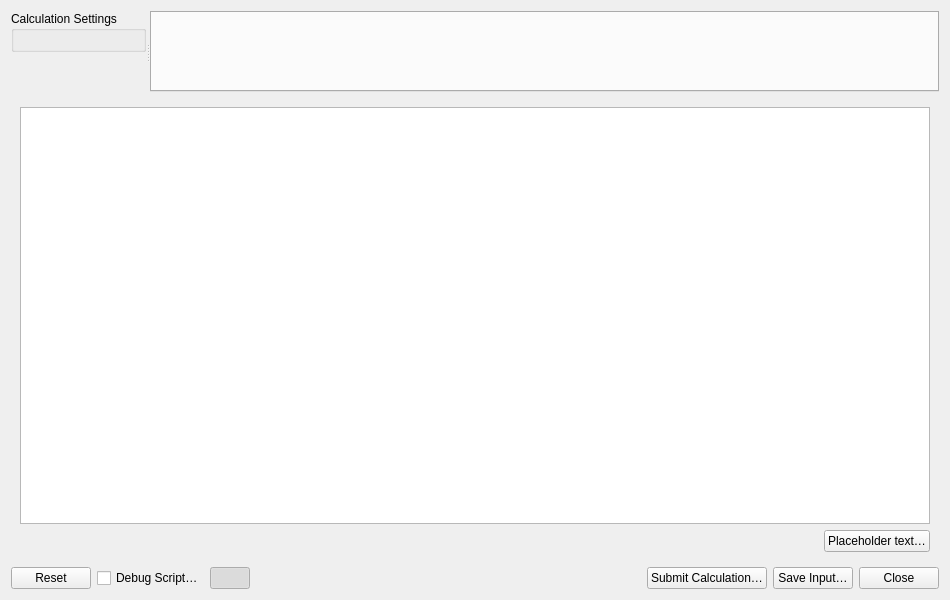
The window that avogadro/molequeue/inputgeneratorwidget.ui (OpenChemistry/avogadrolibs) describes before a commit, drawn with Qt 5.
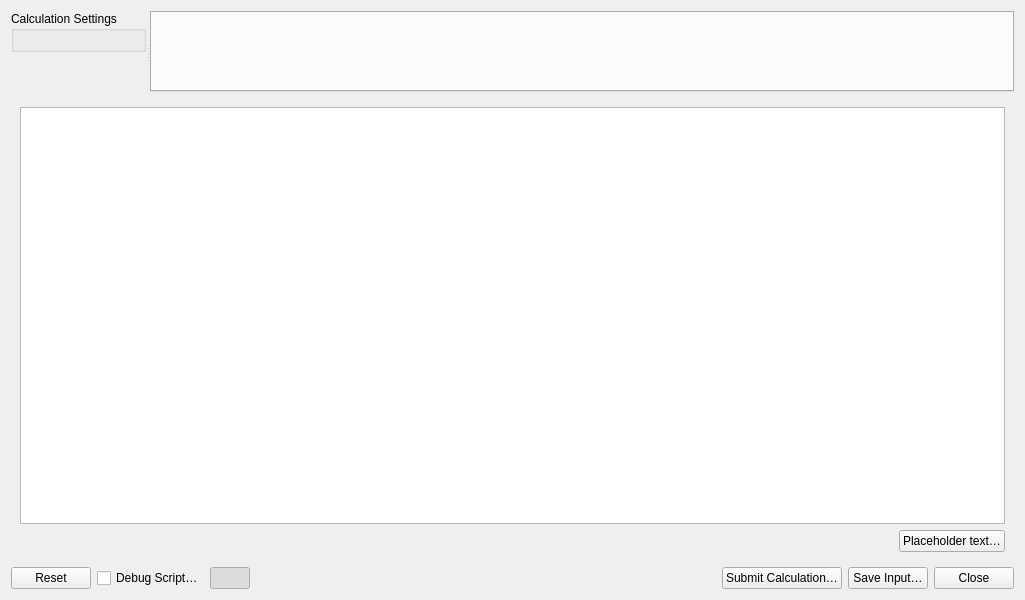
The same window after the commit.

Commit message:
Keep separate window widths for the shown and hidden preview
Toggling the preview added the saved preview width to the current
window width, so the window grew on every show. Remember one width
per state (updated when the user resizes) and the splitter sizes.
Widen the default dialog slightly.

```diff
--- a/avogadro/molequeue/inputgeneratorwidget.ui
+++ b/avogadro/molequeue/inputgeneratorwidget.ui
@@ -6,7 +6,7 @@
    <rect>
     <x>0</x>
     <y>0</y>
-    <width>950</width>
+    <width>1025</width>
     <height>600</height>
    </rect>
   </property>
```
The commit also changes 3 other files.
